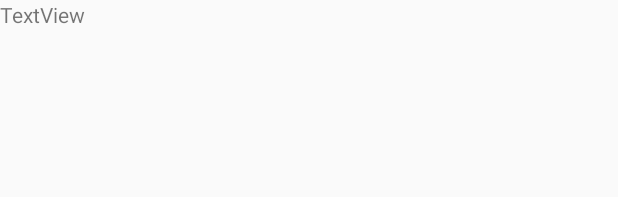
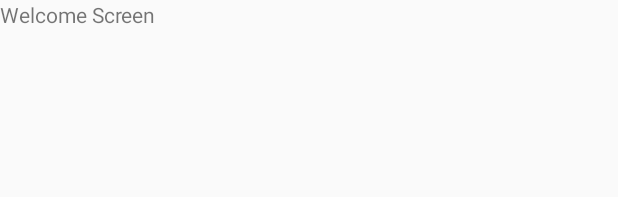
Before and after one commit to allenzhai/RR, an Android app: the layout activity_home.xml on its own in the app's theme, with its tools: preview values and no code run, on a phone screen of 412 x 824 dp. Shown: the top 197 px of the screen. Run offline under Robolectric (Android 15) with nearby library versions, the phone set to English and light mode, and no system bars.

Commit message:
welcome screen

```diff
--- a/app/src/main/res/layout/activity_home.xml
+++ b/app/src/main/res/layout/activity_home.xml
@@ -10,7 +10,7 @@
         android:id="@+id/textView3"
         android:layout_width="wrap_content"
         android:layout_height="wrap_content"
-        android:text="TextView"
+        android:text="Welcome Screen"
         tools:layout_editor_absoluteX="176dp"
         tools:layout_editor_absoluteY="345dp" />
 </android.support.constraint.ConstraintLayout>
```
